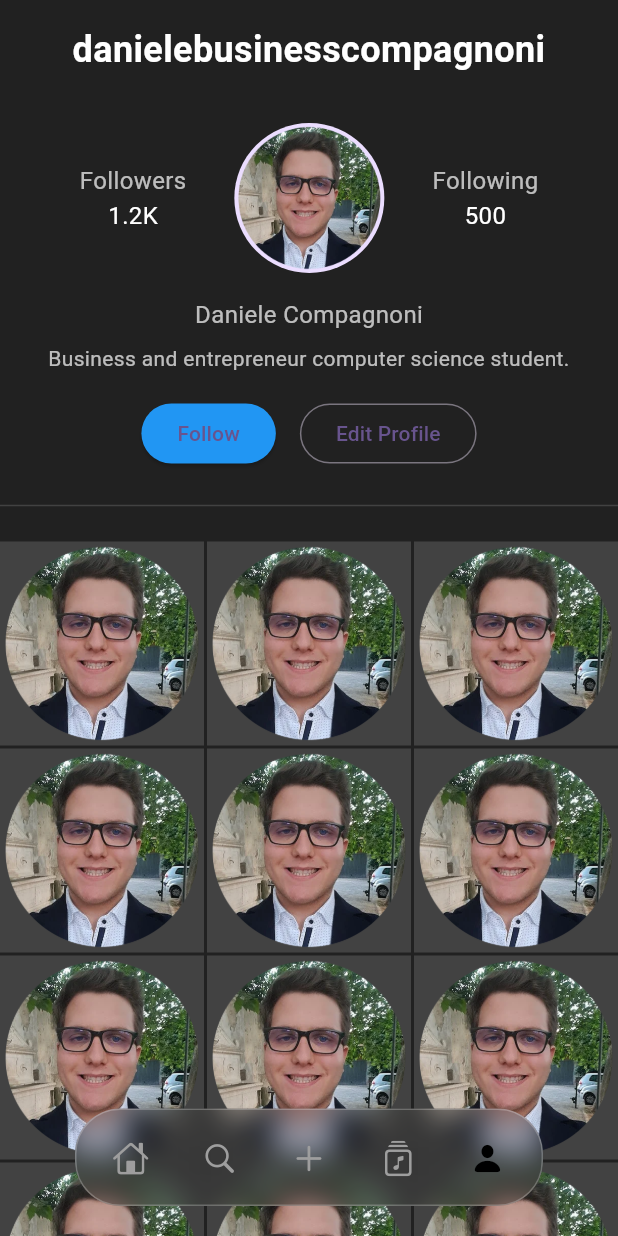
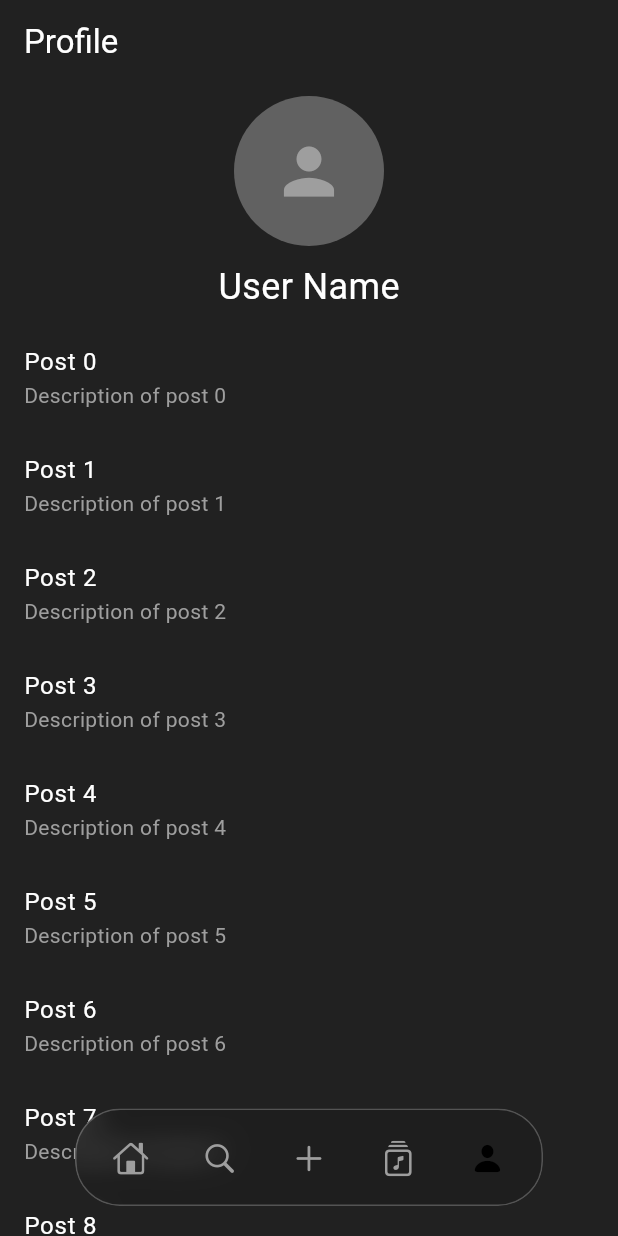
Before and after one commit to iAVAA/vynt, a Flutter app: the screen it shows after launch, item 5 of the bottom bar chosen, on a phone screen of 412 x 824 dp. Run offline on Flutter 3.47's test engine with Material 3 defaults, Android fonts, the phone set to English and light mode, and no system bars; drawn by our look-alikes of crystal_navigation_bar; our stand-ins replace animated_splash_screen, firebase_core, google_fonts, marquee, page_transition; accounts and stored records are empty.

Commit message:
Finally fixed the navigation_bar.dart that doesn't disappear when scrolling down (need to stop when you stop scrolling) and cleaned a bit of the code

```diff
--- a/lib/screens/main_page.dart
+++ b/lib/screens/main_page.dart
@@ -1,9 +1,11 @@
 import 'package:flutter/material.dart';
-import 'feed_page.dart';
-import 'search_page.dart';
-import 'profile_page.dart';
-import '../widgets/navigation_bar.dart';
-import '../widgets/add_post_widget.dart';
+
+import 'package:vynt/screens/feed_page.dart';
+import 'package:vynt/screens/search_page.dart';
+import 'package:vynt/screens/profile_page.dart';
+import 'package:vynt/screens/../widgets/navigation_bar.dart';
+import 'package:vynt/screens/../widgets/add_post_widget.dart';
+import 'package:vynt/screens/../controllers/scroll_monitor.dart';
 
 class Home extends StatefulWidget {
   const Home({super.key});
@@ -14,13 +16,14 @@ class Home extends StatefulWidget {
 
 class _HomeState extends State<Home> {
   int _selectedIndex = 0;
+  final ScrollMonitor _scrollMonitor = ScrollMonitor();
 
-  static const List<Widget> _pages = <Widget>[
-    Feed(),
-    Search(),
-    AddPostWidget(),
-    Placeholder(),
-    Profile(),
+  static List<Widget> _pages(ScrollMonitor scrollMonitor) => <Widget>[
+    const Feed(),
+    const Search(),
+    const AddPostWidget(),
+    const Placeholder(),
+    const Profile(),
   ];
 
   void _onItemTapped(int index) {
@@ -50,7 +53,8 @@ class _HomeState extends State<Home> {
       body: CustomNavigationBar(
         selectedIndex: _selectedIndex,
         onItemTapped: _onItemTapped,
-        pages: _pages,
+        pages: _pages(_scrollMonitor),
+        scrollMonitor: _scrollMonitor,
       ),
     );
   }
--- a/lib/screens/profile_page.dart
+++ b/lib/screens/profile_page.dart
@@ -1,138 +1,70 @@
 import 'package:flutter/material.dart';
+
+import 'package:provider/provider.dart';
+
+import 'package:vynt/controllers/scroll_monitor.dart';
 
 class Profile extends StatelessWidget {
   const Profile({super.key});
 
   @override
   Widget build(BuildContext context) {
+    final scrollMonitor = Provider.of<ScrollMonitor>(context);
+
     return Scaffold(
       backgroundColor: Colors.grey[900],
-      body: SafeArea(
-        child: SingleChildScrollView(
-          child: Column(
-            children: [
-              // User Name
-              const Padding(
-                padding: EdgeInsets.all(16.0),
-                child: Text(
-                  'danielebusinesscompagnoni',
-                  style: TextStyle(
-                    color: Colors.white,
-                    fontSize: 24,
-                    fontWeight: FontWeight.bold,
-                  ),
-                  textAlign: TextAlign.center,
-                ),
-              ),
-              const SizedBox(height: 16),
-              const Row(
-                mainAxisAlignment: MainAxisAlignment.center,
+      appBar: AppBar(
+        backgroundColor: Colors.grey[900],
+        elevation: 0,
+        title: const Text(
+          'Profile',
+          style: TextStyle(color: Colors.white),
+        ),
+      ),
+      body: CustomScrollView(
+        controller: scrollMonitor.scrollController,
+        slivers: [
+          SliverToBoxAdapter(
+            child: Padding(
+              padding: const EdgeInsets.all(8.0),
+              child: Column(
                 children: [
-                  // Followers
-                  Column(
-                    children: [
-                      Text(
-                        'Followers',
-                        style: TextStyle(color: Colors.white70, fontSize: 16),
-                      ),
-                      Text(
-                        '1.2K',
-                        style: TextStyle(color: Colors.white, fontSize: 16),
-                      ),
-                    ],
-                  ),
-                  SizedBox(width: 32),
-                  // Profile Picture
                   CircleAvatar(
                     radius: 50,
-                    backgroundImage:
-                        AssetImage('assets/test_pictures/daniele_pfp.png'),
+                    backgroundColor: Colors.grey[700],
+                    child: Icon(
+                      Icons.person,
+                      color: Colors.grey[500],
+                      size: 50,
+                    ),
                   ),
-                  SizedBox(width: 32),
-                  // Following
-                  Column(
-                    children: [
-                      Text(
-                        'Following',
-                        style: TextStyle(color: Colors.white70, fontSize: 16),
-                      ),
-                      Text(
-                        '500',
-                        style: TextStyle(color: Colors.white, fontSize: 16),
-                      ),
-                    ],
+                  const SizedBox(height: 10),
+                  const Text(
+                    'User Name',
+                    style: TextStyle(color: Colors.white, fontSize: 24),
                   ),
                 ],
               ),
-              const SizedBox(height: 16),
-              const Padding(
-                padding: EdgeInsets.symmetric(horizontal: 16.0),
-                child: Column(
-                  crossAxisAlignment: CrossAxisAlignment.center,
-                  children: [
-                    Text(
-                      'Daniele Compagnoni',
-                      style: TextStyle(
-                        color: Colors.white70,
-                        fontSize: 16,
-                      ),
-                    ),
-                    SizedBox(height: 8),
-                    Text(
-                      'Business and entrepreneur computer science student.',
-                      style: TextStyle(
-                        color: Colors.white70,
-                        fontSize: 14,
-                      ),
-                      textAlign: TextAlign.center,
-                    ),
-                    SizedBox(height: 16),
-                  ],
-                ),
-              ),
-              Row(
-                mainAxisAlignment: MainAxisAlignment.center,
-                children: [
-                  ElevatedButton(
-                    onPressed: () {},
-                    style: ElevatedButton.styleFrom(
-                      backgroundColor: Colors.blue,
-                    ),
-                    child: const Text('Follow'),
+            ),
+          ),
+          SliverList(
+            delegate: SliverChildBuilderDelegate(
+              (context, index) {
+                return ListTile(
+                  title: Text(
+                    'Post $index',
+                    style: const TextStyle(color: Colors.white),
                   ),
-                  const SizedBox(width: 16),
-                  OutlinedButton(
-                    onPressed: () {},
-                    child: const Text('Edit Profile'),
+                  subtitle: Text(
+                    'Description of post $index',
+                    style: const TextStyle(color: Colors.grey),
                   ),
-                ],
-              ),
-              const SizedBox(height: 16),
-              // Divider
-              Divider(color: Colors.grey[800]),
-              const SizedBox(height: 16),
-              // Posts Grid
-              GridView.builder(
-                physics: const NeverScrollableScrollPhysics(),
-                shrinkWrap: true,
-                gridDelegate: const SliverGridDelegateWithFixedCrossAxisCount(
-                  crossAxisCount: 3,
-                  crossAxisSpacing: 2.0,
-                  mainAxisSpacing: 2.0,
-                  childAspectRatio: 1.0,
-                ),
-                itemCount: 20,
-                itemBuilder: (context, index) {
-                  return Container(
-                    color: Colors.grey[800],
-                    child: Image.asset('assets/test_pictures/daniele_pfp.png',
-                        fit: BoxFit.cover),
-                  );
-                },
-              ),
-            ],
+                );
+              },
+              childCount: 20,
+            ),
           ),
-        ),
+        ],
       ),
     );
   }
--- a/lib/widgets/add_post_widget.dart
+++ b/lib/widgets/add_post_widget.dart
@@ -1,5 +1,6 @@
+import 'dart:ui';
+
 import 'package:flutter/material.dart';
-import 'dart:ui';
 
 class AddPostWidget extends StatelessWidget {
   const AddPostWidget({super.key});
--- a/lib/widgets/navigation_bar.dart
+++ b/lib/widgets/navigation_bar.dart
@@ -1,17 +1,24 @@
-import 'package:crystal_navigation_bar/crystal_navigation_bar.dart';
 import 'package:flutter/cupertino.dart';
 import 'package:flutter/material.dart';
+
+import 'package:provider/provider.dart';
+
+import 'package:crystal_navigation_bar/crystal_navigation_bar.dart';
+
+import 'package:vynt/controllers/scroll_monitor.dart';
 
 class CustomNavigationBar extends StatelessWidget {
   final int selectedIndex;
   final ValueChanged<int> onItemTapped;
   final List<Widget> pages;
+  final ScrollMonitor scrollMonitor;
 
   const CustomNavigationBar({
     super.key,
     required this.selectedIndex,
     required this.onItemTapped,
     required this.pages,
+    required this.scrollMonitor,
   });
 
   @override
@@ -19,10 +26,15 @@ class CustomNavigationBar extends StatelessWidget {
     return Stack(
       children: [
         pages[selectedIndex],
-        Positioned(
+        Consumer<ScrollMonitor>(
+          builder: (context, scrollMonitor, child) {
+            return AnimatedPositioned(
+              duration: const Duration(milliseconds: 250),
               left: 0,
               right: 0,
-          bottom: 0,
+              bottom: scrollMonitor.isScrollingDown
+                  ? -kBottomNavigationBarHeight - 65
+                  : 0,
               child: CrystalNavigationBar(
                 enableFloatingNavBar: true,
                 enablePaddingAnimation: true,
@@ -65,6 +77,8 @@ class CustomNavigationBar extends StatelessWidget {
                   ),
                 ],
               ),
+            );
+          },
         ),
       ],
     );
--- a/lib/widgets/post_widget.dart
+++ b/lib/widgets/post_widget.dart
@@ -2,6 +2,7 @@ import 'dart:ui';
 
 import 'package:flutter/cupertino.dart';
 import 'package:flutter/material.dart';
+
 import 'package:vynt/controllers/animation_controller.dart';
 
 class PostWidget extends StatelessWidget {
--- a/lib/widgets/story_box_widget.dart
+++ b/lib/widgets/story_box_widget.dart
@@ -1,4 +1,5 @@
 import 'package:flutter/material.dart';
+
 import 'package:marquee/marquee.dart';
 
 class StoryBoxRow extends StatelessWidget {
```
Also changed, not shown: lib/controllers/scroll_monitor.dart (+5 -20 lines), lib/main.dart (+8 -1 lines), lib/screens/feed_page.dart (+15 -18 lines), lib/screens/search_page.dart (+22 -11 lines), lib/widgets/application_bar.dart (+4 -3 lines), lib/widgets/splash_screen.dart (+7 -4 lines), lib/constants.dart (line endings or trailing spaces). Lines whose indentation alone changed are shown as unchanged.
